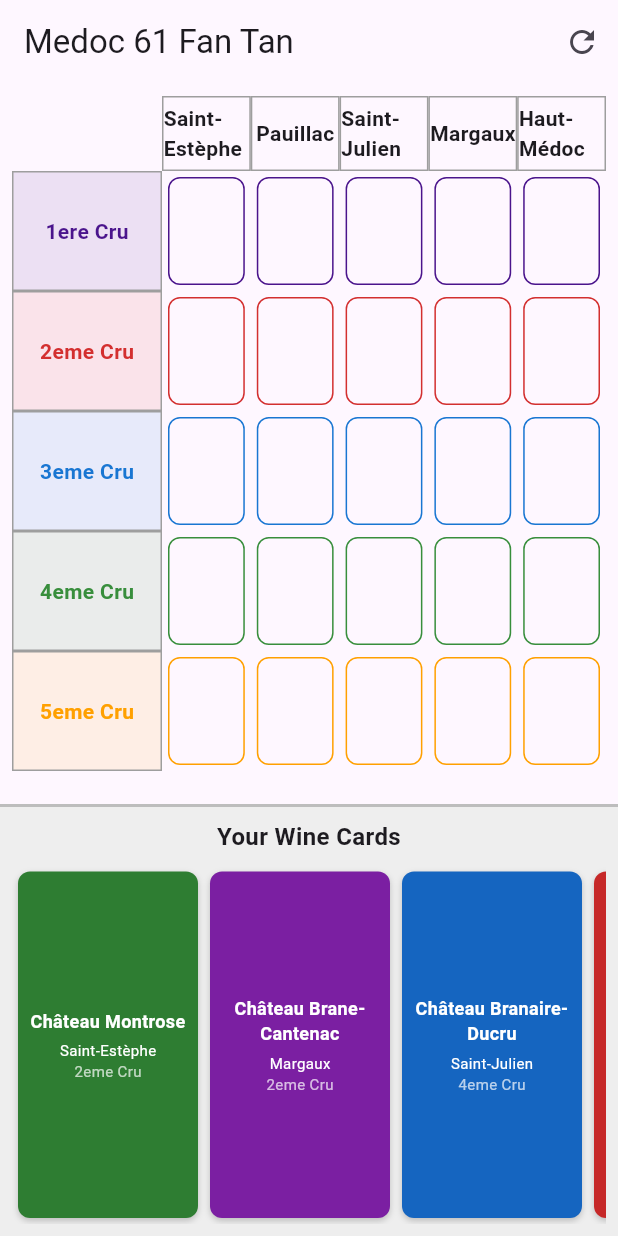
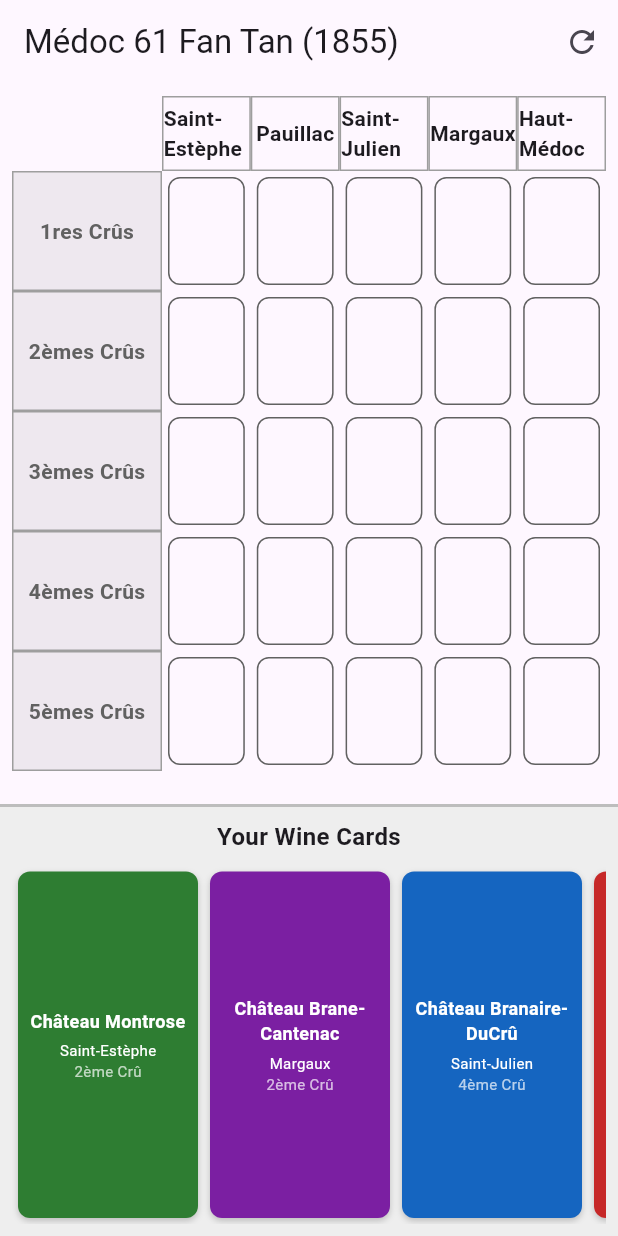
Before and after one commit to nwatab/medoc-1855-domino, a Flutter app: the screen it shows after launch, on a phone screen of 412 x 824 dp. Run offline on Flutter 3.47's test engine with Material 3 defaults, Android fonts, the phone set to English and light mode, and no system bars; Roboto replaces fonts that are missing (Georgia).

Commit message:
Update app title to include year and accent for clarity

```diff
--- a/lib/main.dart
+++ b/lib/main.dart
@@ -10,7 +10,7 @@
   @override
   Widget build(BuildContext context) {
     return MaterialApp(
-      title: 'Medoc 61 Fan Tan',
+      title: 'Médoc 61 Fan Tan (1855)',
       theme: ThemeData(
         primarySwatch: Colors.red,
         fontFamily: 'Georgia',
@@ -47,11 +47,11 @@
 
   // Define classifications and areas.
   final List<String> _classifications = [
-    "1ere Cru",
-    "2eme Cru",
-    "3eme Cru",
-    "4eme Cru",
-    "5eme Cru",
+    "1res Crûs",
+    "2èmes Crûs",
+    "3èmes Crûs",
+    "4èmes Crûs",
+    "5èmes Crûs",
   ];
 
   final List<String> _areas = [
@@ -73,75 +73,75 @@
 
   void _initializeWines() {
     _allWines = [
-      // 1ere Cru (Premier Cru)
-      Wine(name: "Château Lafite Rothschild", municipality: "Pauillac", classification: "1ere Cru"),
-      Wine(name: "Château Latour", municipality: "Pauillac", classification: "1ere Cru"),
-      Wine(name: "Château Margaux", municipality: "Margaux", classification: "1ere Cru"),
-      Wine(name: "Château Mouton Rothschild", municipality: "Pauillac", classification: "1ere Cru"),
+      // 1re Cru (Premier Cru)
+      Wine(name: "Château Lafite Rothschild", municipality: "Pauillac", classification: "1re Crû"),
+      Wine(name: "Château Latour", municipality: "Pauillac", classification: "1re Crû"),
+      Wine(name: "Château Margaux", municipality: "Margaux", classification: "1re Crû"),
+      Wine(name: "Château Mouton Rothschild", municipality: "Pauillac", classification: "1re Crû"),
 
-      // 2eme Cru (Deuxieme Cru)
-      Wine(name: "Château Rauzan-Ségla", municipality: "Margaux", classification: "2eme Cru"),
-      Wine(name: "Château Rauzan-Gassies", municipality: "Margaux", classification: "2eme Cru"),
-      Wine(name: "Château Léoville-Las Cases", municipality: "Saint-Julien", classification: "2eme Cru"),
-      Wine(name: "Château Léoville-Poyferré", municipality: "Saint-Julien", classification: "2eme Cru"),
-      Wine(name: "Château Léoville-Barton", municipality: "Saint-Julien", classification: "2eme Cru"),
-      Wine(name: "Château Durfort-Vivens", municipality: "Margaux", classification: "2eme Cru"),
-      Wine(name: "Château Gruaud-Larose", municipality: "Saint-Julien", classification: "2eme Cru"),
-      Wine(name: "Château Lascombes", municipality: "Margaux", classification: "2eme Cru"),
-      Wine(name: "Château Brane-Cantenac", municipality: "Margaux", classification: "2eme Cru"),
-      Wine(name: "Château Pichon-Longueville Baron", municipality: "Pauillac", classification: "2eme Cru"),
-      Wine(name: "Château Pichon-Longueville Comtesse de Lalande", municipality: "Pauillac", classification: "2eme Cru"),
-      Wine(name: "Château Ducru-Beaucaillou", municipality: "Saint-Julien", classification: "2eme Cru"),
-      Wine(name: "Château Cos d'Estournel", municipality: "Saint-Estèphe", classification: "2eme Cru"),
-      Wine(name: "Château Montrose", municipality: "Saint-Estèphe", classification: "2eme Cru"),
+      // 2ème Cru (Deuxieme Cru)
+      Wine(name: "Château Rauzan-Ségla", municipality: "Margaux", classification: "2ème Crû"),
+      Wine(name: "Château Rauzan-Gassies", municipality: "Margaux", classification: "2ème Crû"),
+      Wine(name: "Château Léoville-Las Cases", municipality: "Saint-Julien", classification: "2ème Crû"),
+      Wine(name: "Château Léoville-Poyferré", municipality: "Saint-Julien", classification: "2ème Crû"),
+      Wine(name: "Château Léoville-Barton", municipality: "Saint-Julien", classification: "2ème Crû"),
+      Wine(name: "Château Durfort-Vivens", municipality: "Margaux", classification: "2ème Crû"),
+      Wine(name: "Château Gruaud-Larose", municipality: "Saint-Julien", classification: "2ème Crû"),
+      Wine(name: "Château Lascombes", municipality: "Margaux", classification: "2ème Crû"),
+      Wine(name: "Château Brane-Cantenac", municipality: "Margaux", classification: "2ème Crû"),
+      Wine(name: "Château Pichon-Longueville Baron", municipality: "Pauillac", classification: "2ème Crû"),
+      Wine(name: "Château Pichon-Longueville Comtesse de Lalande", municipality: "Pauillac", classification: "2ème Crû"),
+      Wine(name: "Château Ducru-Beaucaillou", municipality: "Saint-Julien", classification: "2ème Crû"),
+      Wine(name: "Château Cos d'Estournel", municipality: "Saint-Estèphe", classification: "2ème Crû"),
+      Wine(name: "Château Montrose", municipality: "Saint-Estèphe", classification: "2ème Crû"),
 
-      // 3eme Cru (Troisieme Cru)
-      Wine(name: "Château Giscours", municipality: "Margaux", classification: "3eme Cru"),
-      Wine(name: "Château Kirwan", municipality: "Margaux", classification: "3eme Cru"),
-      Wine(name: "Château d'Issan", municipality: "Margaux", classification: "3eme Cru"),
-      Wine(name: "Château Lagrange", municipality: "Saint-Julien", classification: "3eme Cru"),
-      Wine(name: "Château Langoa Barton", municipality: "Saint-Julien", classification: "3eme Cru"),
-      Wine(name: "Château Malescot St. Exupéry", municipality: "Margaux", classification: "3eme Cru"),
-      Wine(name: "Château Cantenac Brown", municipality: "Margaux", classification: "3eme Cru"),
-      Wine(name: "Château Palmer", municipality: "Margaux", classification: "3eme Cru"),
-      Wine(name: "Château La Lagune", municipality: "Haut-Médoc", classification: "3eme Cru"),
-      Wine(name: "Château Desmirail", municipality: "Margaux", classification: "3eme Cru"),
-      Wine(name: "Château Calon-Ségur", municipality: "Saint-Estèphe", classification: "3eme Cru"),
-      Wine(name: "Château Ferrière", municipality: "Margaux", classification: "3eme Cru"),
-      Wine(name: "Château Marquis d'Alesme Becker", municipality: "Margaux", classification: "3eme Cru"),
-      Wine(name: "Château Boyd-Cantenac", municipality: "Margaux", classification: "3eme Cru"),
+      // 3ème Cru (Troisieme Cru)
+      Wine(name: "Château Giscours", municipality: "Margaux", classification: "3ème Crû"),
+      Wine(name: "Château Kirwan", municipality: "Margaux", classification: "3ème Crû"),
+      Wine(name: "Château d'Issan", municipality: "Margaux", classification: "3ème Crû"),
+      Wine(name: "Château Lagrange", municipality: "Saint-Julien", classification: "3ème Crû"),
+      Wine(name: "Château Langoa Barton", municipality: "Saint-Julien", classification: "3ème Crû"),
+      Wine(name: "Château Malescot St. Exupéry", municipality: "Margaux", classification: "3ème Crû"),
+      Wine(name: "Château Cantenac Brown", municipality: "Margaux", classification: "3ème Crû"),
+      Wine(name: "Château Palmer", municipality: "Margaux", classification: "3ème Crû"),
+      Wine(name: "Château La Lagune", municipality: "Haut-Médoc", classification: "3ème Crû"),
+      Wine(name: "Château Desmirail", municipality: "Margaux", classification: "3ème Crû"),
+      Wine(name: "Château Calon-Ségur", municipality: "Saint-Estèphe", classification: "3ème Crû"),
+      Wine(name: "Château Ferrière", municipality: "Margaux", classification: "3ème Crû"),
+      Wine(name: "Château Marquis d'Alesme Becker", municipality: "Margaux", classification: "3ème Crû"),
+      Wine(name: "Château Boyd-Cantenac", municipality: "Margaux", classification: "3ème Crû"),
 
-      // 4eme Cru (Quatrieme Cru)
-      Wine(name: "Château Saint-Pierre", municipality: "Saint-Julien", classification: "4eme Cru"),
-      Wine(name: "Château Talbot", municipality: "Saint-Julien", classification: "4eme Cru"),
-      Wine(name: "Château Branaire-Ducru", municipality: "Saint-Julien", classification: "4eme Cru"),
-      Wine(name: "Château Duhart-Milon", municipality: "Pauillac", classification: "4eme Cru"),
-      Wine(name: "Château Pouget", municipality: "Margaux", classification: "4eme Cru"),
-      Wine(name: "Château La Tour Carnet", municipality: "Haut-Médoc", classification: "4eme Cru"),
-      Wine(name: "Château Lafon-Rochet", municipality: "Saint-Estèphe", classification: "4eme Cru"),
-      Wine(name: "Château Beychevelle", municipality: "Saint-Julien", classification: "4eme Cru"),
-      Wine(name: "Château Prieuré-Lichine", municipality: "Margaux", classification: "4eme Cru"),
-      Wine(name: "Château Marquis de Terme", municipality: "Margaux", classification: "4eme Cru"),
+      // 4ème Cru (Quatrieme Cru)
+      Wine(name: "Château Saint-Pierre", municipality: "Saint-Julien", classification: "4ème Crû"),
+      Wine(name: "Château Talbot", municipality: "Saint-Julien", classification: "4ème Crû"),
+      Wine(name: "Château Branaire-DuCrû", municipality: "Saint-Julien", classification: "4ème Crû"),
+      Wine(name: "Château Duhart-Milon", municipality: "Pauillac", classification: "4ème Crû"),
+      Wine(name: "Château Pouget", municipality: "Margaux", classification: "4ème Crû"),
+      Wine(name: "Château La Tour Carnet", municipality: "Haut-Médoc", classification: "4ème Crû"),
+      Wine(name: "Château Lafon-Rochet", municipality: "Saint-Estèphe", classification: "4ème Crû"),
+      Wine(name: "Château Beychevelle", municipality: "Saint-Julien", classification: "4ème Crû"),
+      Wine(name: "Château Prieuré-Lichine", municipality: "Margaux", classification: "4ème Crû"),
+      Wine(name: "Château Marquis de Terme", municipality: "Margaux", classification: "4ème Crû"),
 
-      // 5eme Cru (Cinquieme Cru)
-      Wine(name: "Château Pontet-Canet", municipality: "Pauillac", classification: "5eme Cru"),
-      Wine(name: "Château Batailley", municipality: "Pauillac", classification: "5eme Cru"),
-      Wine(name: "Château Grand-Puy-Lacoste", municipality: "Pauillac", classification: "5eme Cru"),
-      Wine(name: "Château Grand-Puy-Ducasse", municipality: "Pauillac", classification: "5eme Cru"),
-      Wine(name: "Château Lynch-Bages", municipality: "Pauillac", classification: "5eme Cru"),
-      Wine(name: "Château Lynch-Moussas", municipality: "Pauillac", classification: "5eme Cru"),
-      Wine(name: "Château Dauzac", municipality: "Margaux", classification: "5eme Cru"),
-      Wine(name: "Château d'Armailhac", municipality: "Pauillac", classification: "5eme Cru"),
-      Wine(name: "Château du Tertre", municipality: "Margaux", classification: "5eme Cru"),
-      Wine(name: "Château Haut-Batailley", municipality: "Pauillac", classification: "5eme Cru"),
-      Wine(name: "Château Haut-Bages Libéral", municipality: "Pauillac", classification: "5eme Cru"),
-      Wine(name: "Château Pédesclaux", municipality: "Pauillac", classification: "5eme Cru"),
-      Wine(name: "Château Belgrave", municipality: "Haut-Médoc", classification: "5eme Cru"),
-      Wine(name: "Château de Camensac", municipality: "Haut-Médoc", classification: "5eme Cru"),
-      Wine(name: "Château Cos Labory", municipality: "Saint-Estèphe", classification: "5eme Cru"),
-      Wine(name: "Château Clerc Milon", municipality: "Pauillac", classification: "5eme Cru"),
-      Wine(name: "Château Croizet-Bages", municipality: "Pauillac", classification: "5eme Cru"),
-      Wine(name: "Château Cantemerle", municipality: "Haut-Médoc", classification: "5eme Cru"),
+      // 5ème Cru (Cinquieme Cru)
+      Wine(name: "Château Pontet-Canet", municipality: "Pauillac", classification: "5ème Crû"),
+      Wine(name: "Château Batailley", municipality: "Pauillac", classification: "5ème Crû"),
+      Wine(name: "Château Grand-Puy-Lacoste", municipality: "Pauillac", classification: "5ème Crû"),
+      Wine(name: "Château Grand-Puy-Ducasse", municipality: "Pauillac", classification: "5ème Crû"),
+      Wine(name: "Château Lynch-Bages", municipality: "Pauillac", classification: "5ème Crû"),
+      Wine(name: "Château Lynch-Moussas", municipality: "Pauillac", classification: "5ème Crû"),
+      Wine(name: "Château Dauzac", municipality: "Margaux", classification: "5ème Crû"),
+      Wine(name: "Château d'Armailhac", municipality: "Pauillac", classification: "5ème Crû"),
+      Wine(name: "Château du Tertre", municipality: "Margaux", classification: "5ème Crû"),
+      Wine(name: "Château Haut-Batailley", municipality: "Pauillac", classification: "5ème Crû"),
+      Wine(name: "Château Haut-Bages Libéral", municipality: "Pauillac", classification: "5ème Crû"),
+      Wine(name: "Château Pédesclaux", municipality: "Pauillac", classification: "5ème Crû"),
+      Wine(name: "Château Belgrave", municipality: "Haut-Médoc", classification: "5ème Crû"),
+      Wine(name: "Château de Camensac", municipality: "Haut-Médoc", classification: "5ème Crû"),
+      Wine(name: "Château Cos Labory", municipality: "Saint-Estèphe", classification: "5ème Crû"),
+      Wine(name: "Château Clerc Milon", municipality: "Pauillac", classification: "5ème Crû"),
+      Wine(name: "Château Croizet-Bages", municipality: "Pauillac", classification: "5ème Crû"),
+      Wine(name: "Château Cantemerle", municipality: "Haut-Médoc", classification: "5ème Crû"),
     ];
 
     _allWines.shuffle();
@@ -175,7 +175,7 @@
   Widget build(BuildContext context) {
     return Scaffold(
       appBar: AppBar(
-        title: const Text('Medoc 61 Fan Tan'),
+        title: const Text('Médoc 61 Fan Tan (1855)'),
         actions: [
           IconButton(
             icon: const Icon(Icons.refresh),
@@ -514,15 +514,15 @@
 
   Color _getClassificationColor(String classification) {
     switch (classification) {
-      case "1ere Cru":
+      case "1re Crû":
         return Colors.purple[900]!;
-      case "2eme Cru":
+      case "2ème Crû":
         return Colors.red[700]!;
-      case "3eme Cru":
+      case "3ème Crû":
         return Colors.blue[700]!;
-      case "4eme Cru":
+      case "4ème Crû":
         return Colors.green[700]!;
-      case "5eme Cru":
+      case "5ème Crû":
         return Colors.amber[700]!;
       default:
         return Colors.grey[700]!;
```
